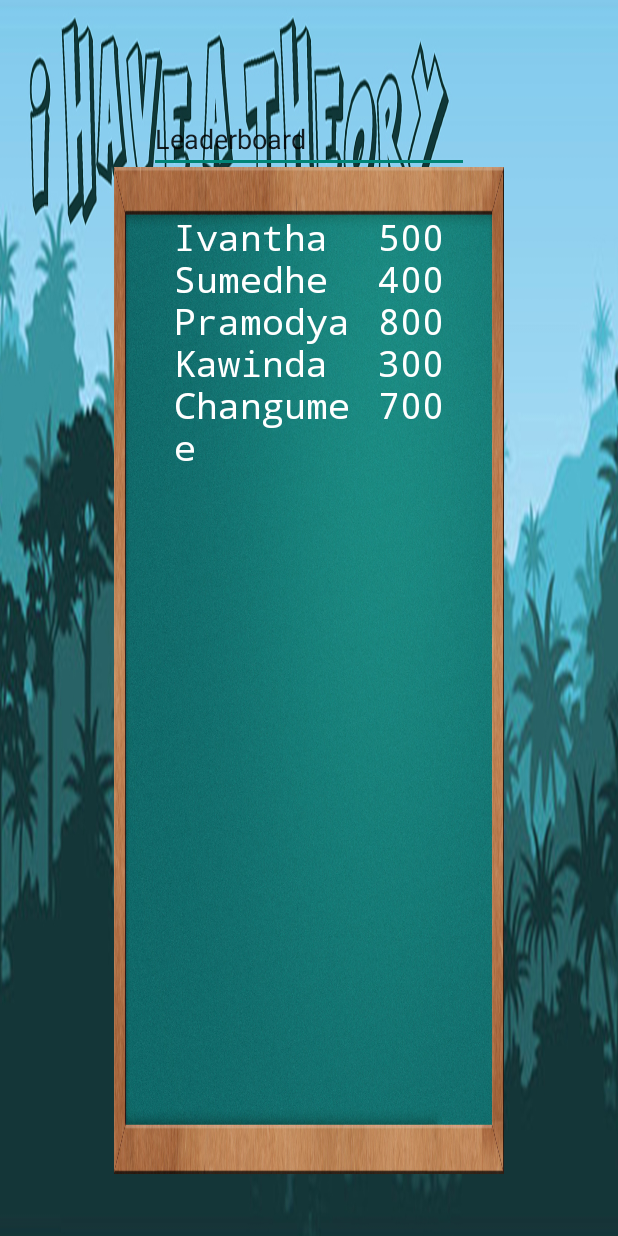
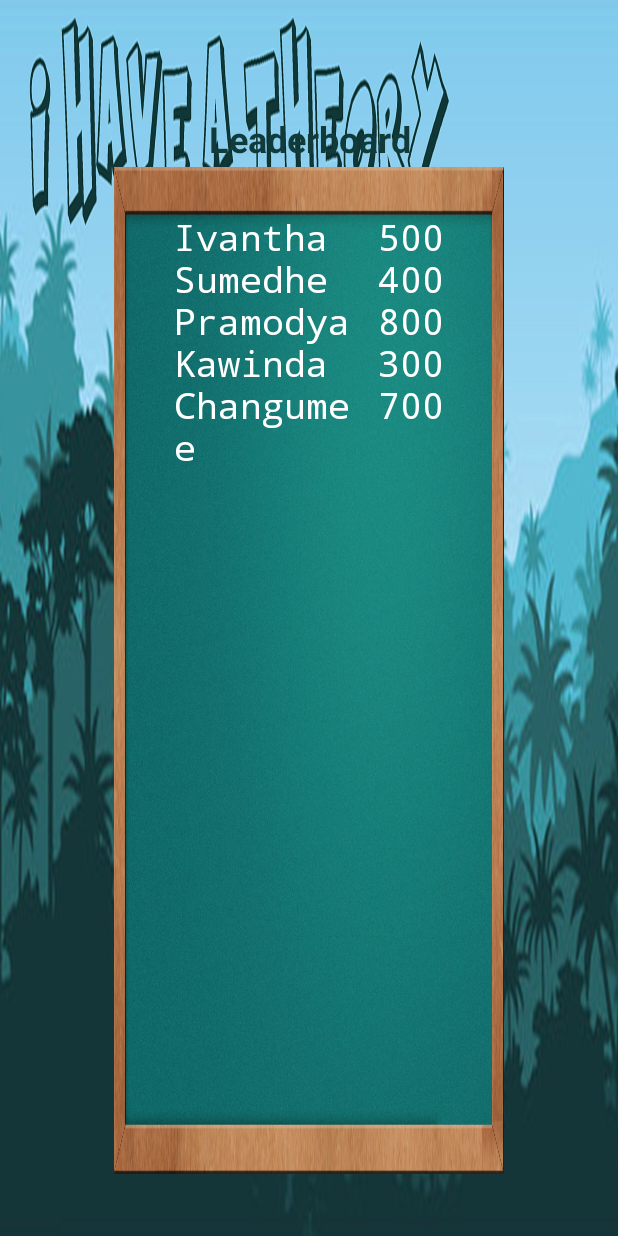
Before and after one commit to QuarkLabs/i-have-a-theory, an Android app: the LeaderboardActivity screen opened directly, with no data from a screen before it, on a phone screen of 412 x 824 dp. Run offline under Robolectric (Android 15) with nearby library versions, the phone set to English and light mode, and no system bars.

Commit message:
Modify UI

```diff
--- a/IHaveATheory/app/src/main/res/layout/activity_journal.xml
+++ b/IHaveATheory/app/src/main/res/layout/activity_journal.xml
@@ -17,7 +17,7 @@
     <ImageView
         android:layout_width="wrap_content"
         android:layout_height="wrap_content"
-        app:srcCompat="@drawable/scenario_mountains_gray"
+        app:srcCompat="@drawable/journal_book"
         android:id="@+id/imageView"
         android:layout_alignParentBottom="true"
         android:layout_marginTop="10dp"
--- a/IHaveATheory/app/src/main/res/layout/activity_leaderboard.xml
+++ b/IHaveATheory/app/src/main/res/layout/activity_leaderboard.xml
@@ -65,17 +65,21 @@
 
     </LinearLayout>
 
-    <EditText
+    <TextView
         android:layout_width="wrap_content"
         android:layout_height="wrap_content"
         android:inputType="textPersonName"
         android:text="Leaderboard"
         android:ems="10"
         android:id="@+id/leaderboard_title_text"
-
-        android:layout_marginTop="54dp"
+        android:layout_marginTop="60dp"
         android:layout_alignParentTop="true"
-        android:layout_centerHorizontal="true" />
+        android:layout_centerHorizontal="true"
+        android:textAlignment="center"
+        android:fontFamily="sans-serif"
+        android:textSize="24sp"
+        android:textStyle="normal|bold"
+        android:textColor="#113B3A" />
 
 
 </RelativeLayout>
```
